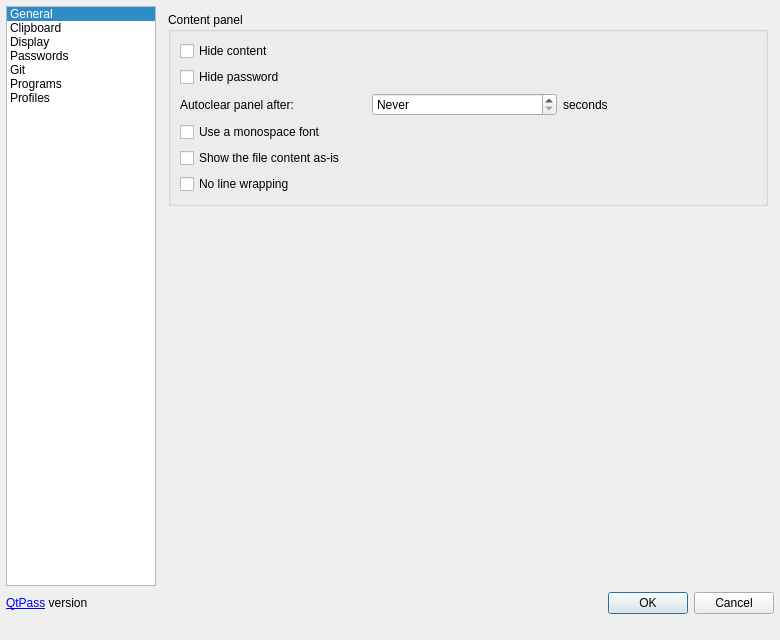
Old version of the form src/configdialog.ui in the repository IJHack/QtPass.
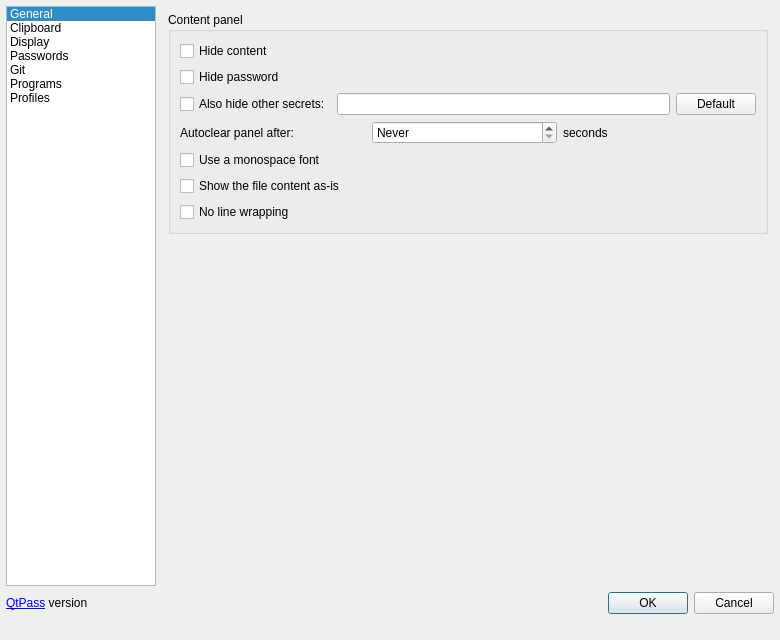
New version of the form. The open tabs and pages were chosen to show the change. Icons and pictures are not drawn.

Commit message: Display: hide the secret fields with the password (#2092)

Diff of the .ui file:
```diff
--- a/src/configdialog.ui
+++ b/src/configdialog.ui
@@ -459,6 +459,37 @@
                   </property>
                  </widget>
                 </item>
+                <item>
+                 <layout class="QHBoxLayout" name="layoutSecretFields">
+                  <item>
+                   <widget class="QCheckBox" name="checkBoxHideSecretFields">
+                    <property name="text">
+                     <string>Also hide other secrets:</string>
+                    </property>
+                    <property name="toolTip">
+                     <string>Hide fields that hold a secret too, not only the password: a field whose name holds one of these words. Off: only the password is hidden.</string>
+                    </property>
+                   </widget>
+                  </item>
+                  <item>
+                   <widget class="QLineEdit" name="lineEditSecretFields">
+                    <property name="toolTip">
+                     <string>Words, separated by commas. A field counts when its name holds one of them as whole words, in any case: "key" hides "API key", not "keyboard layout".</string>
+                    </property>
+                   </widget>
+                  </item>
+                  <item>
+                   <widget class="QPushButton" name="buttonDefaultSecretFields">
+                    <property name="text">
+                     <string>Default</string>
+                    </property>
+                    <property name="toolTip">
+                     <string>Put back the default words: pin, card codes, keys, tokens, recovery codes and the like.</string>
+                    </property>
+                   </widget>
+                  </item>
+                 </layout>
+                </item>
                 <item>
                  <layout class="QHBoxLayout" name="horizontalLayout_7">
                   <item>
```
Left out of the diff: 2 changed lines with no effect on the pictures. The commit also changes 15 other files.
